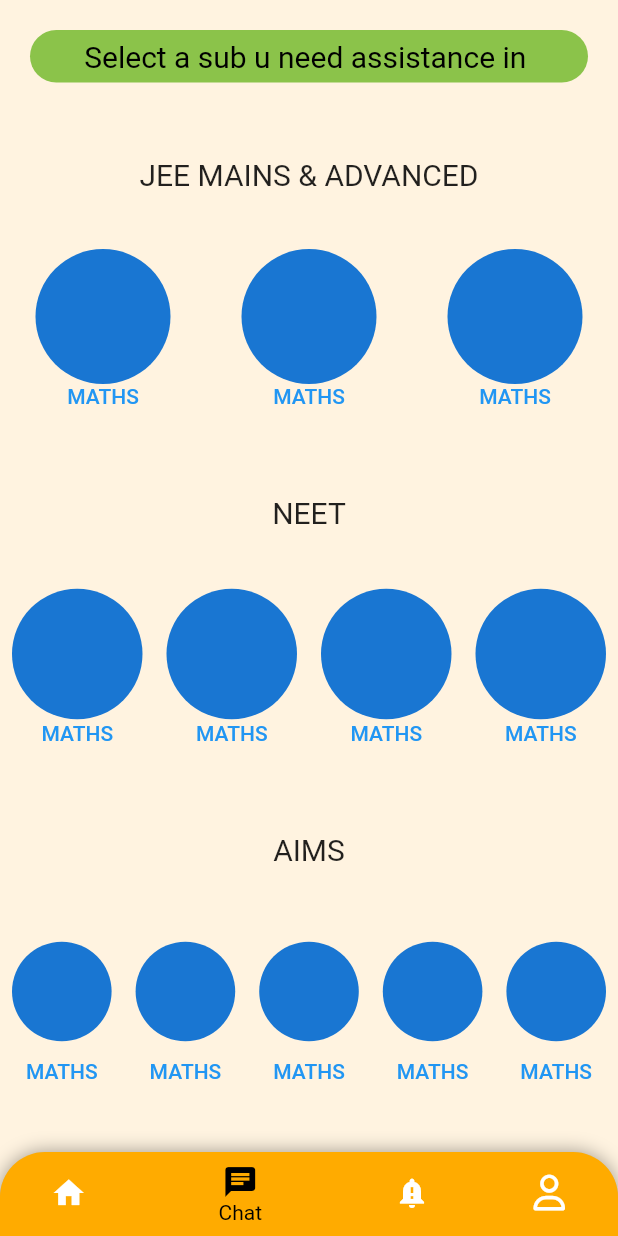
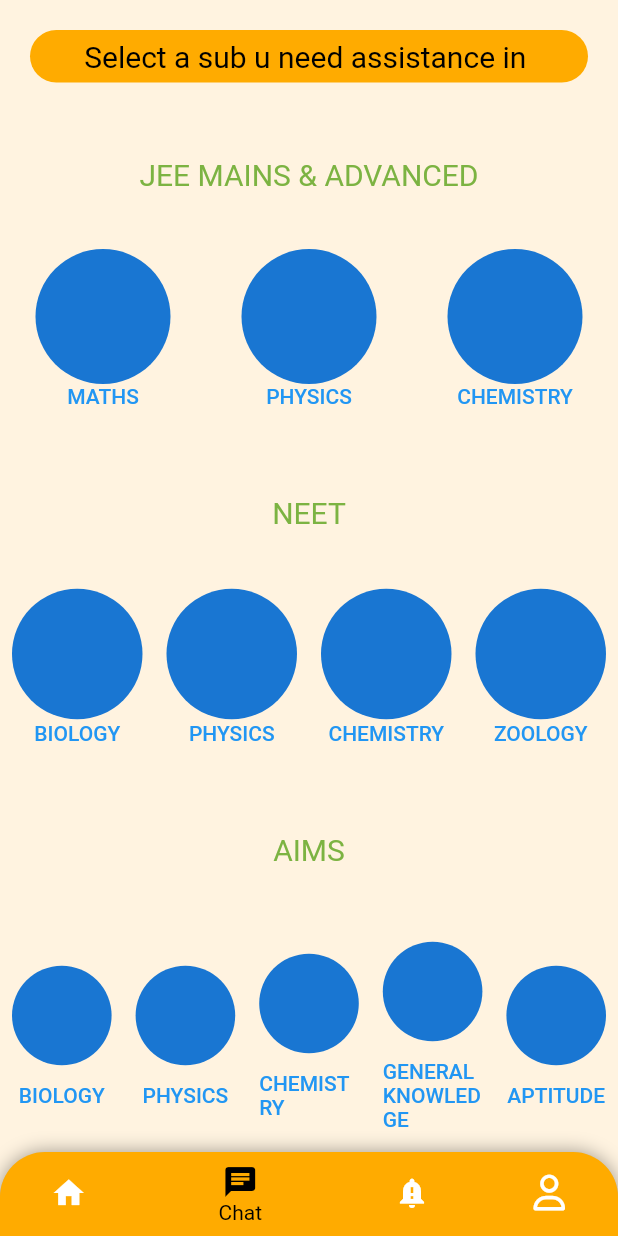
Before and after one commit to harsha2149/tute-app, a Flutter app: the bn_chat screen opened directly, on a phone screen of 412 x 824 dp. Run offline on Flutter 3.47's test engine with Material 2 defaults, Android fonts, the phone set to English and light mode, and no system bars; our stand-ins replace carousel_slider, font_awesome_flutter, table_calendar.

Commit message:
partially done

```diff
--- a/lib/bottomNav_pages/chat.dart
+++ b/lib/bottomNav_pages/chat.dart
@@ -55,7 +55,7 @@ class _bn_chatState extends State<bn_chat> {
                 height: 35,
                 margin: EdgeInsets.all(20),
                 decoration: BoxDecoration(
-                  color: Colors.lightGreen,
+                  color: Colors.amberAccent.shade700,
                   borderRadius: BorderRadius.all(Radius.circular(30)),
                 ),
                 child: Center(
@@ -66,18 +66,18 @@ class _bn_chatState extends State<bn_chat> {
               ),
             ),
             SizedBox(height: 30,),
-            Text('JEE MAINS & ADVANCED', style: TextStyle(fontSize: 20),),
+            Text('JEE MAINS & ADVANCED', style: TextStyle(fontSize: 20, color: Colors.lightGreen.shade600),),
             SizedBox(height: 30,),
             Row(
               children: [
                 Expanded(
-                  child: chat_subjCont(),
+                  child: chat_subjCont('MATHS'),
                 ),
                 Expanded(
-                  child: chat_subjCont(),
+                  child: chat_subjCont('PHYSICS'),
                 ),
                 Expanded(
-                  child: chat_subjCont(),
+                  child: chat_subjCont('CHEMISTRY'),
                 ),
               ],
             ),
@@ -85,18 +85,18 @@ class _bn_chatState extends State<bn_chat> {
               height: 50,
             ),
 
-            Text('NEET', style: TextStyle(fontSize: 20),),
+            Text('NEET', style: TextStyle(fontSize: 20, color: Colors.lightGreen.shade600),),
             SizedBox(height: 30,),
             Row(
             children: [
               Expanded(
-                child: chat_subjCont(),
+                child: chat_subjCont('BIOLOGY'),
               ),  Expanded(
-                child: chat_subjCont(),
+                child: chat_subjCont('PHYSICS'),
               ),  Expanded(
-                child: chat_subjCont(),
+                child: chat_subjCont('CHEMISTRY'),
               ),  Expanded(
-                child: chat_subjCont(),
+                child: chat_subjCont('ZOOLOGY'),
               ),
             ],
 
@@ -104,41 +104,41 @@ class _bn_chatState extends State<bn_chat> {
             SizedBox(
               height: 50,
             ),
-            Text('AIMS',style: TextStyle(fontSize: 20),),
+            Text('AIMS',style: TextStyle(fontSize: 20, color: Colors.lightGreen.shade600),),
             SizedBox(height: 30,),
             Row(
               children: [
                 Expanded(
-                  child: chat_subjCont(),
+                  child: chat_subjCont('BIOLOGY'),
                 ),Expanded(
-                  child: chat_subjCont(),
+                  child: chat_subjCont('PHYSICS'),
                 ),Expanded(
-                  child: chat_subjCont(),
+                  child: chat_subjCont('CHEMISTRY'),
                 ),Expanded(
-                  child: chat_subjCont(),
+                  child: chat_subjCont('GENERAL KNOWLEDGE'),
                 ),Expanded(
-                  child: chat_subjCont(),
+                  child: chat_subjCont('APTITUDE'),
                 ),
               ],
             ),
             SizedBox(
               height: 50,
             ),
-            Text('UPSC', style: TextStyle(fontSize: 20),),
+            Text('UPSC', style: TextStyle(fontSize: 20,color: Colors.lightGreen),),
            SizedBox(height: 30,),
            Row(
              children: [
                Expanded(
-                 child: chat_subjCont(),
+                 child: chat_subjCont('GENERAL STUDIES'),
                ),Expanded(
-                 child: chat_subjCont(),
+                 child: chat_subjCont('ESSAY'),
                ),Expanded(
-                 child: chat_subjCont(),
+                 child: chat_subjCont('ENGLISH'),
                ),Expanded(
-                 child: chat_subjCont(),
+                 child: chat_subjCont('INDIAN LANGUAGES'),
                ),
              ],
-           )
+           ),
 
           ],
         ),
@@ -190,9 +190,10 @@ class _bn_chatState extends State<bn_chat> {
 }
 
 class chat_subjCont extends StatelessWidget {
-  const chat_subjCont({
-    Key key,
-  }) : super(key: key);
+  chat_subjCont(this.sub_name);
+
+  String sub_name;
+
 
   @override
   Widget build(BuildContext context) {
@@ -204,7 +205,7 @@ class chat_subjCont extends StatelessWidget {
           CircleAvatar(
             radius: 45,
           ),
-          Text('MATHS')
+          Text(sub_name)
         ],
       ),
     ),);
@@ -212,9 +213,7 @@ class chat_subjCont extends StatelessWidget {
 }
 
 class contact_info extends StatelessWidget {
-  const contact_info({
-    Key key,
-  }) : super(key: key);
+
 
   @override
   Widget build(BuildContext context) {
```
